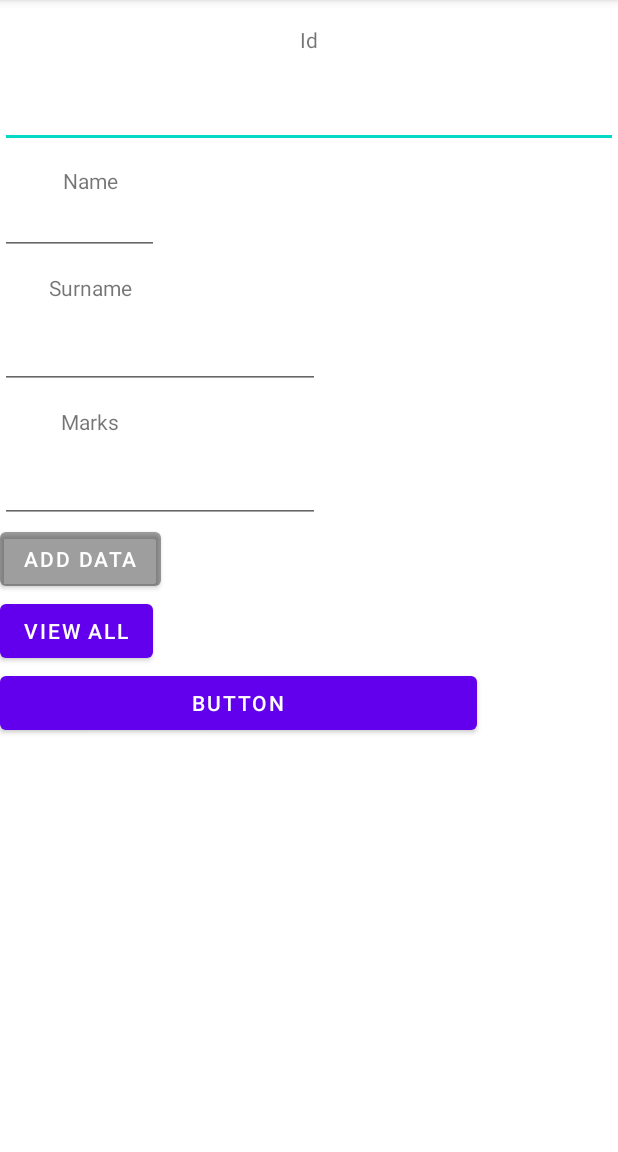
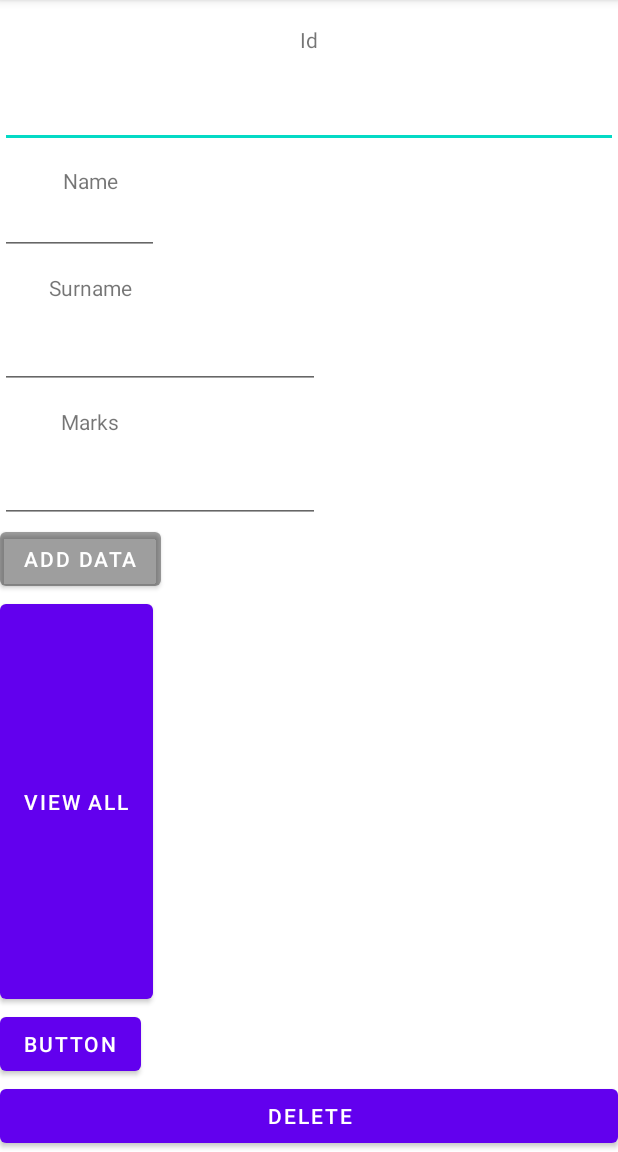
Before and after one commit to hkawinzi/Student-Management, an Android app: the screen it shows after launch (MainActivity), after a tap on "ADD DATA", on a phone screen of 412 x 824 dp, the part 84-1236 px from its top. Run offline under Robolectric (Android 15) with nearby library versions, the phone set to English and light mode, and no system bars.

Commit message:
adding a button that will allow one to delete data

```diff
--- a/app/src/main/java/com/example/studentmanagement/DatabaseHelper.java
+++ b/app/src/main/java/com/example/studentmanagement/DatabaseHelper.java
@@ -64,4 +64,9 @@ public class DatabaseHelper extends SQLiteOpenHelper{
         return true;
 
     }
+
+    public Integer deleteData(String id) {
+        SQLiteDatabase db = this.getWritableDatabase();
+        return db.delete(TABLE_NAME, "ID = ?", new String[] {id});
+    }
 }
--- a/app/src/main/java/com/example/studentmanagement/MainActivity.java
+++ b/app/src/main/java/com/example/studentmanagement/MainActivity.java
@@ -16,6 +16,7 @@ public class MainActivity extends AppCompatActivity {
     Button btnAddData;
     Button btnViewAll;
     Button btnViewUpdate;
+    Button btnDelete;
     @Override
     protected void onCreate(Bundle savedInstanceState) {
         super.onCreate(savedInstanceState);
@@ -28,12 +29,16 @@ public class MainActivity extends AppCompatActivity {
         editMarks = (EditText)findViewById(R.id.editText_marks);
         btnAddData = (Button) findViewById(R.id.button_add);
         btnViewAll = (Button) findViewById(R.id.button_viewAll);
-        btnViewUpdate = (Button) findViewById( (R.id.button_update)) ;
+        btnViewUpdate = (Button) findViewById( R.id.button_update);
+        btnDelete = (Button) findViewById( R.id.button_delete);
         AddData();
         ViewAll();
+        UpdateData();
+        DeleteData();
 
 
     }
+
     public void UpdateData () {
         btnViewUpdate.setOnClickListener(
                 new View.OnClickListener() {
@@ -41,6 +46,11 @@ public class MainActivity extends AppCompatActivity {
                     public void onClick(View v) {
                         boolean isUpdated = myDb.updateData(editTextId.getText().toString(),editName.getText().toString(),
                                 editSurname.getText().toString(),editMarks.getText().toString());
+                        if(isUpdated == true)
+                            Toast.makeText(MainActivity.this, "Data is updated", Toast.LENGTH_LONG).show();
+                        else
+                            Toast.makeText(MainActivity.this, "Data is not updated", Toast.LENGTH_LONG).show();
+
                     }
                 }
         );
@@ -53,12 +63,27 @@ public class MainActivity extends AppCompatActivity {
                         boolean isInserted = myDb.insertData(editName.getText().toString(),
                                 editSurname.getText().toString(),
                                 editMarks.getText().toString() );
-                        if(isInserted =true)
+                        if(isInserted ==true)
                             Toast.makeText(MainActivity.this, "Data Inserted", Toast.LENGTH_LONG).show();
                         else
                             Toast.makeText(MainActivity.this, "Data is not Inserted", Toast.LENGTH_LONG).show();
 
 
+
+                    }
+                }
+        );
+    }
+    public void DeleteData() {
+        btnDelete.setOnClickListener(
+                new View.OnClickListener() {
+                    @Override
+                    public void onClick(View v) {
+                        Integer delectedRows = myDb.deleteData(editTextId.getText().toString());
+                        if (delectedRows > 0)
+                            Toast.makeText(MainActivity.this, "Data has been deleted", Toast.LENGTH_LONG).show();
+                        else
+                            Toast.makeText(MainActivity.this, "Data has not been deleted", Toast.LENGTH_LONG).show();
 
                     }
                 }
@@ -95,5 +120,6 @@ public class MainActivity extends AppCompatActivity {
         builder.setTitle(title);
         builder.setMessage(Message);
         builder.show();
+
     }
 }
--- a/app/src/main/res/layout/activity_main.xml
+++ b/app/src/main/res/layout/activity_main.xml
@@ -89,15 +89,22 @@
         android:id="@+id/button_viewAll"
         android:layout_width="wrap_content"
         android:layout_height="wrap_content"
+        android:layout_weight="1"
         android:text="View all"
         tools:layout_editor_absoluteX="244dp"
         tools:layout_editor_absoluteY="501dp" />
 
     <Button
         android:id="@+id/button_update"
-        android:layout_width="318dp"
+        android:layout_width="wrap_content"
         android:layout_height="wrap_content"
-        android:text="Button" />
+        android:text="Button"/>
+
+    <Button
+        android:id="@+id/button_delete"
+        android:layout_width="match_parent"
+        android:layout_height="wrap_content"
+        android:text="Delete" />
 
 
 </LinearLayout>
```
